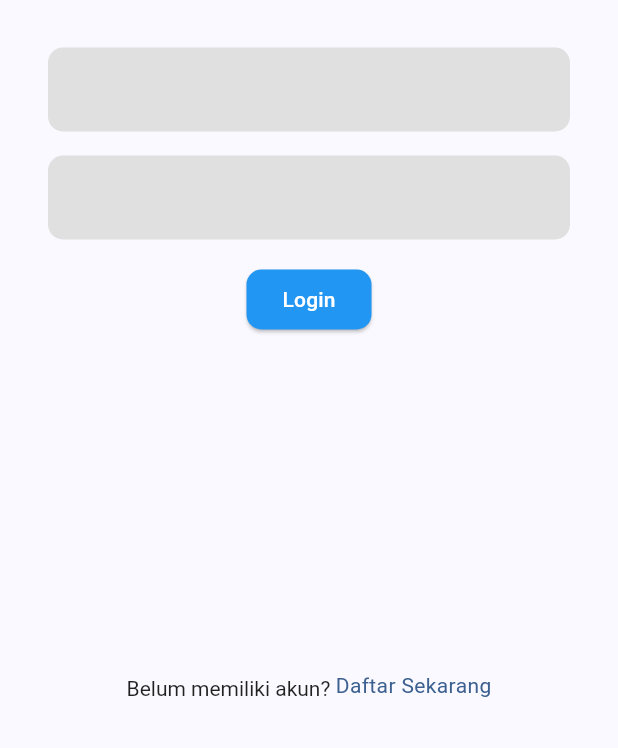
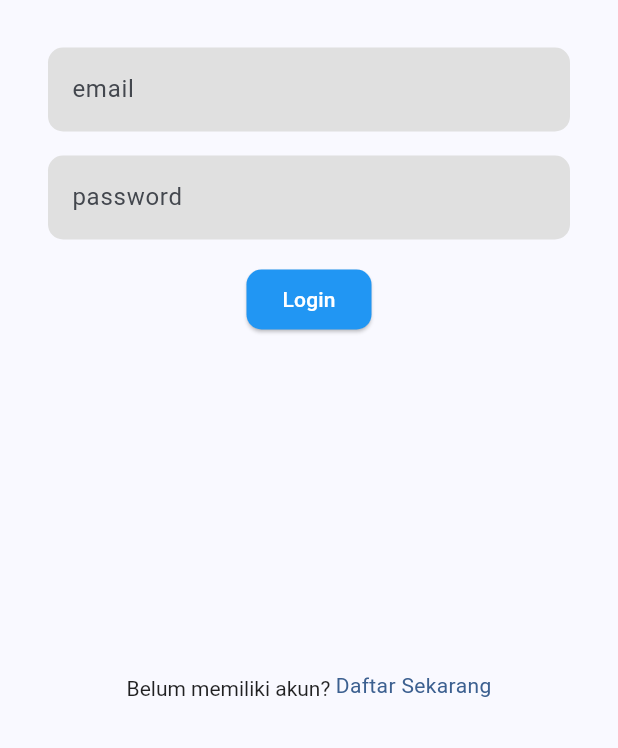
Before and after one commit to gopelkujo/wizh.com, a Flutter app: the screen it shows after launch, on a phone screen of 412 x 824 dp, the part 488-1236 px from its top. Run offline on Flutter 3.47's test engine with Material 3 defaults, Android fonts, the phone set to English and light mode, and no system bars; our stand-ins replace shimmer.

Commit message:
:wheelchair: Improve user accessibility (#8)

```diff
--- a/lib/features/authentication/pages/login_page.dart
+++ b/lib/features/authentication/pages/login_page.dart
@@ -13,7 +13,9 @@ class LoginPage extends StatelessWidget {
 
   @override
   Widget build(BuildContext context) {
-    return Scaffold(
+    return GestureDetector(
+      onTap: FocusManager.instance.primaryFocus?.unfocus,
+      child: Scaffold(
         body: SafeArea(
           child: Padding(
             padding: const EdgeInsets.all(32),
@@ -31,6 +33,7 @@ class LoginPage extends StatelessWidget {
                 ),
                 _buildRegisterText(),
               ],
+            ),
           ),
         ),
       ),
@@ -67,10 +70,16 @@ class LoginPage extends StatelessWidget {
         TextFormField(
           keyboardType: TextInputType.emailAddress,
           textInputAction: TextInputAction.next,
+          decoration: InputDecoration(
+            hintText: 'email',
+          ),
         ),
         TextFormField(
           onFieldSubmitted: (_) => _goToTripPage(context),
           obscureText: true,
+          decoration: InputDecoration(
+            hintText: 'password'
+          ),
         ),
         ElevatedButton(
           onPressed: () => _goToTripPage(context),
```
Lines whose indentation alone changed are shown as unchanged.
